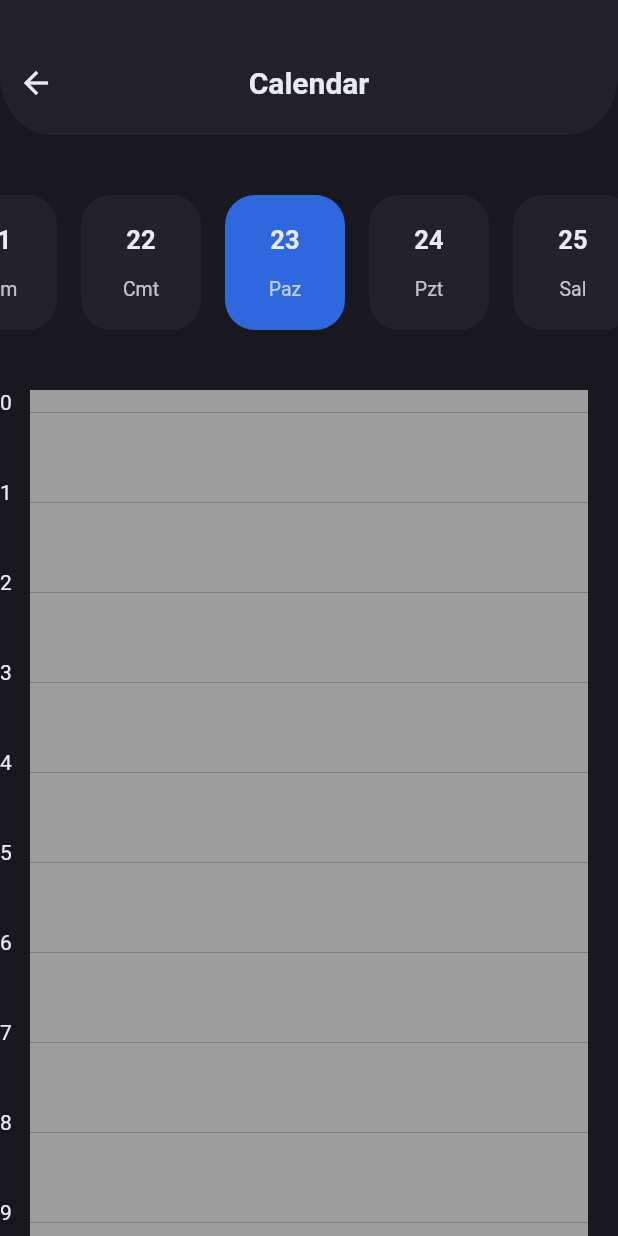
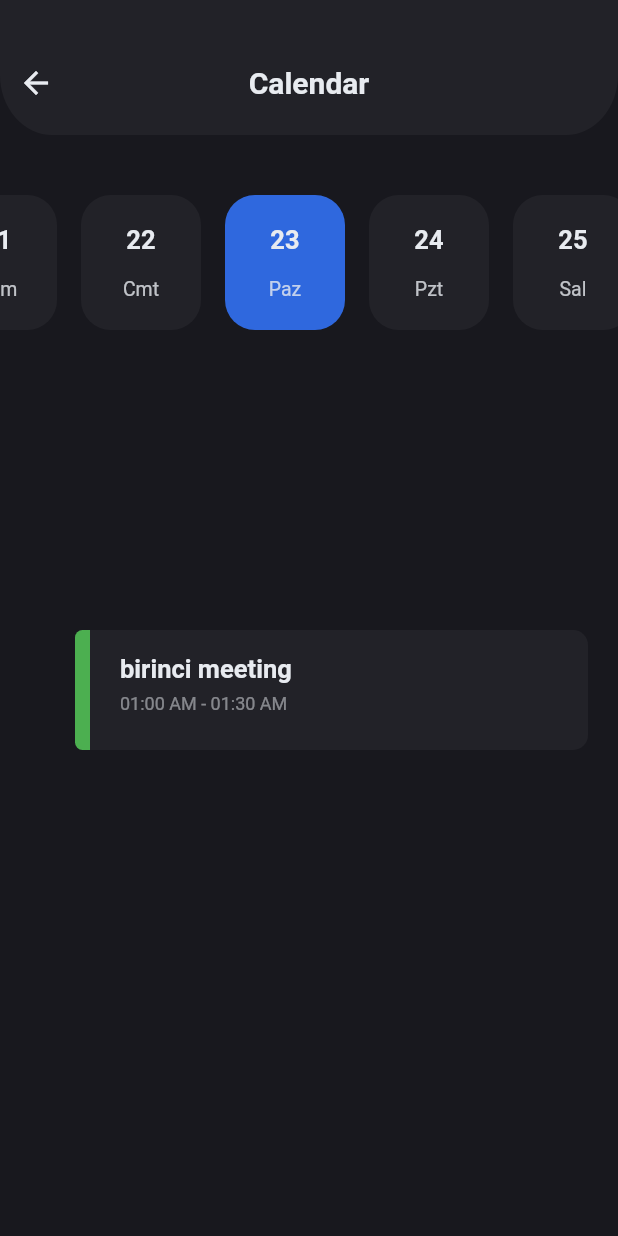
Before and after one commit to oguzhan2142/todo, a Flutter app: the screen it shows after launch, after a tap on an icon or button, on a phone screen of 412 x 824 dp. Run offline on Flutter 3.47's test engine with Material 2 defaults, Android fonts, the phone set to English and light mode, and no system bars; our stand-ins replace flutter_mobx, font_awesome_flutter, mobx, pie_chart, sleek_circular_slider; generated files the repository leaves out were written again.

Commit message:
create time line cards

```diff
--- a/lib/screens/calendar_screen/widgets/timeline.dart
+++ b/lib/screens/calendar_screen/widgets/timeline.dart
@@ -1,6 +1,8 @@
 import 'package:flutter/material.dart';
+import 'package:intl/intl.dart';
 import 'package:todo/constants/colors.dart';
 import 'package:todo/models/task.dart';
+import 'package:todo/state/data_state.dart';
 
 class TimeLine extends StatefulWidget {
   @override
@@ -8,43 +10,142 @@ class TimeLine extends StatefulWidget {
 }
 
 class _TimeLineState extends State<TimeLine> {
-  final tasks = <Task>[
-    Task(
-      content: 'content 2',
-      startTime: DateTime(2021, 1, 1, 1, 0),
-      endTime: DateTime(2021, 1, 1, 1, 30),
+  final tasks = <Task>[];
+  final labelHeight = 40.0;
+  final cardHeight = 120.0;
+  late final children = <Widget>[];
+
+  @override
+  void initState() {
+    tasks.add(DataState.state.projects[1].tasks[0]);
+    tasks.add(DataState.state.projects[1].tasks[1]);
+
+    tasks.sort((a, b) => a.startTime.compareTo(b.startTime));
+    var counter = 0;
+    for (var index = 0; index < 2 * tasks.length + 1; index++) {
+      var task = tasks[counter];
+
+      var diff = task.endTime.difference(task.startTime).inMinutes;
+      if (index % 2 == 0) {
+        var space;
+
+        if (index == 0) {
+          space = task.startTime.minute + task.startTime.hour * 60;
+        } else if (index == 2 * tasks.length) {
+          space = 24 * 60 - (task.endTime.minute + task.endTime.hour * 60);
+        } else {
+          var beforeTask = tasks[counter - 1];
+
+          space = task.startTime.difference(beforeTask.endTime).inMinutes;
+        }
+
+        children.add(
+          Flexible(
+            flex: space,
+            child: Container(),
           ),
-    Task(
-      startTime: DateTime(2021, 1, 1, 5, 0),
-      content: 'content',
-      endTime: DateTime(2021, 1, 1, 7, 30),
+        );
+      } else {
+        if (counter < tasks.length - 1) {
+          counter++;
+        }
+
+        var project = DataState.state.projects
+            .firstWhere((element) => element.tasks.contains(task));
+        var formatter = DateFormat('kk:mm a');
+
+        var timeText = formatter.format(task.startTime) +
+            ' - ' +
+            formatter.format(task.endTime);
+
+        children.add(
+          Flexible(
+            flex: diff,
+            fit: FlexFit.tight,
+            child: Container(
+              margin: EdgeInsets.only(left: 50, right: 20),
+              width: double.infinity,
+              decoration: BoxDecoration(
+                borderRadius: BorderRadius.circular(10),
+                color: AppColor.lighter,
               ),
-  ];
-
-  final _key = GlobalKey();
+              child: Row(
+                children: [
+                  Container(
+                    width: 10,
+                    decoration: BoxDecoration(
+                      borderRadius: BorderRadius.only(
+                        topLeft: Radius.circular(5),
+                        bottomLeft: Radius.circular(5),
+                      ),
+                      color: project.color,
+                    ),
+                  ),
+                  Container(
+                    padding: EdgeInsets.symmetric(horizontal: 20, vertical: 10),
+                    child: Column(
+                      mainAxisAlignment: MainAxisAlignment.start,
+                      crossAxisAlignment: CrossAxisAlignment.start,
+                      children: [
+                        diff > 50
+                            ? Text(
+                                project.name,
+                                style: TextStyle(
+                                  color: project.color,
+                                  fontWeight: FontWeight.bold,
+                                ),
+                              )
+                            : Container(),
+                        SizedBox(height: 6),
+                        Text(
+                          task.content,
+                          style: TextStyle(
+                            color: AppColor.white,
+                            fontSize: 17,
+                            fontWeight: FontWeight.bold,
+                          ),
+                        ),
+                        SizedBox(height: 6),
+                        Text(
+                          timeText,
+                          style: TextStyle(
+                            color: AppColor.white.withOpacity(0.5),
+                            fontSize: 12,
+                          ),
+                        ),
+                      ],
+                    ),
+                  ),
+                ],
+              ),
+            ),
+          ),
+        );
+      }
+    }
+    super.initState();
+  }
 
   @override
   Widget build(BuildContext context) {
-    return GestureDetector(
-      onTap: () {
-        print(_key.currentContext!.size!.height);
-      },
-      child: SingleChildScrollView(
+    return SingleChildScrollView(
       child: Stack(
         children: [
           Column(
             children: List.generate(
               24 * 2,
               (index) {
-                  var height = index % 2 == 0 ? 15.0 : 45.0;
+                var height = index % 2 == 0 ? labelHeight : cardHeight;
                 if (index % 2 == 0) {
+                  var hour = index ~/ 2;
+
                   return Container(
+                    margin: EdgeInsets.symmetric(horizontal: 10),
                     width: double.infinity,
-
                     height: height,
                     // color: Colors.red,
                     child: Text(
-                        (index ~/ 2).toString(),
+                      '',
                       style: TextStyle(
                         color: AppColor.white,
                       ),
@@ -59,30 +160,28 @@ class _TimeLineState extends State<TimeLine> {
             ),
           ),
           Column(
-              key: _key,
             children: List.generate(
               24 * 2,
               (index) {
-                  var height = index % 2 == 0 ? 15.0 : 45.0;
+                var height = index % 2 == 0 ? labelHeight : cardHeight;
                 return Container(
                   margin: EdgeInsets.symmetric(horizontal: 20),
                   width: double.infinity,
                   height: height,
-                    color: Colors.grey,
+                  // color: index % 2 == 0 ? Colors.grey : Colors.transparent,
                 );
               },
             ),
           ),
           Container(
             width: double.infinity,
-              height: 60 * 24,
+            height: (cardHeight + labelHeight) * 24,
             child: Column(
-                // children: List.generate(tasks., (index) => null),
+              children: children,
             ),
           ),
         ],
       ),
-      ),
     );
   }
 }
--- a/lib/state/data_state.dart
+++ b/lib/state/data_state.dart
@@ -7,18 +7,19 @@ part 'data_state.g.dart';
 
 class DataState extends _DataState with _$DataState {
   DataState._() {
-    var projem = Project(Colors.blue, 'Projem');
+    var projem = Project(Colors.blue, 'Project');
     projem.tasks.addAll([
       Task(
-          content: 'birinci gorev',
-          isChecked: true,
-          endTime: DateTime.fromMillisecondsSinceEpoch(40000000000),
-          startTime: DateTime.fromMillisecondsSinceEpoch(34000000000)),
+        content: 'task 1',
+        isChecked: true,
+        startTime: DateTime(2021, 1, 1, 1, 0),
+        endTime: DateTime(2021, 1, 1, 1, 30),
+      ),
       Task(
-        content: 'ikinci gorev',
+        content: 'task 2',
         isChecked: true,
-        startTime: DateTime.fromMillisecondsSinceEpoch(40000000000),
-        endTime: DateTime.fromMillisecondsSinceEpoch(40000000000),
+        startTime: DateTime(2021, 1, 1, 5, 0),
+        endTime: DateTime(2021, 1, 1, 7, 30),
       ),
     ]);
 
@@ -27,29 +28,16 @@ class DataState extends _DataState with _$DataState {
     var meetings = Project(Colors.green, 'Toplantilar');
     meetings.tasks.addAll([
       Task(
-          content: 'birinci meeting',
-          endTime: DateTime.fromMillisecondsSinceEpoch(40000000000),
-          startTime: DateTime.fromMillisecondsSinceEpoch(20000000000)),
+        content: 'birinci meeting',
+        startTime: DateTime(2021, 1, 1, 1, 0),
+        endTime: DateTime(2021, 1, 1, 1, 30),
+      ),
       Task(
-          content: '2 meeting',
-          isChecked: true,
-          endTime: DateTime.fromMillisecondsSinceEpoch(40000000000),
-          startTime: DateTime.fromMillisecondsSinceEpoch(30000000000)),
-      Task(
-          content: '3 meeting',
-          isChecked: true,
-          endTime: DateTime.fromMillisecondsSinceEpoch(40000000000),
-          startTime: DateTime.fromMillisecondsSinceEpoch(40000000000)),
-      Task(
-          content: '4 meeting',
-          isChecked: true,
-          endTime: DateTime.fromMillisecondsSinceEpoch(40000000000),
-          startTime: DateTime.fromMillisecondsSinceEpoch(23000000000)),
-      Task(
-          content: '5 meeting',
-          isChecked: true,
-          endTime: DateTime.fromMillisecondsSinceEpoch(40000000000),
-          startTime: DateTime.fromMillisecondsSinceEpoch(50000000000)),
+        content: '2. meeting',
+        isChecked: true,
+        startTime: DateTime(2021, 1, 1, 5, 0),
+        endTime: DateTime(2021, 1, 1, 7, 30),
+      ),
     ]);
     projects.add(meetings);
   }
```
Lines whose indentation alone changed are shown as unchanged.
